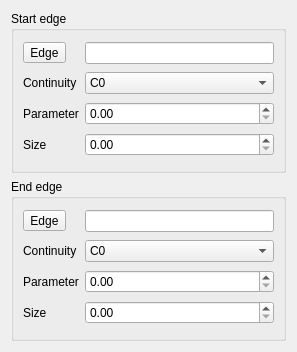
southseact-3d/fcd, file src/Mod/Surface/Gui/Blending/TaskBlendCurve.ui: the form before one commit.
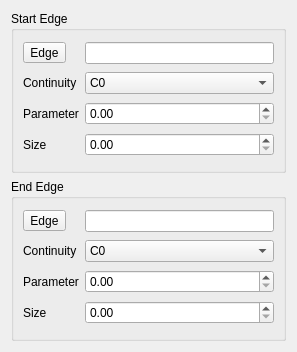
The form after the commit. Custom widgets are drawn as their Qt base class.

Diff of the .ui file:
```diff
--- a/src/Mod/Surface/Gui/Blending/TaskBlendCurve.ui
+++ b/src/Mod/Surface/Gui/Blending/TaskBlendCurve.ui
@@ -17,7 +17,7 @@
    <item row="0" column="0">
     <widget class="QGroupBox" name="groupBox">
      <property name="title">
-      <string>Start edge</string>
+      <string>Start Edge</string>
      </property>
      <layout class="QGridLayout" name="gridLayout_3">
       <item row="0" column="0">
@@ -110,7 +110,7 @@
    <item row="1" column="0">
     <widget class="QGroupBox" name="groupBox_2">
      <property name="title">
-      <string>End edge</string>
+      <string>End Edge</string>
      </property>
      <layout class="QGridLayout" name="gridLayout">
       <item row="0" column="0">
```
Left out of the diff: 2 changed lines with no effect on the pictures.
